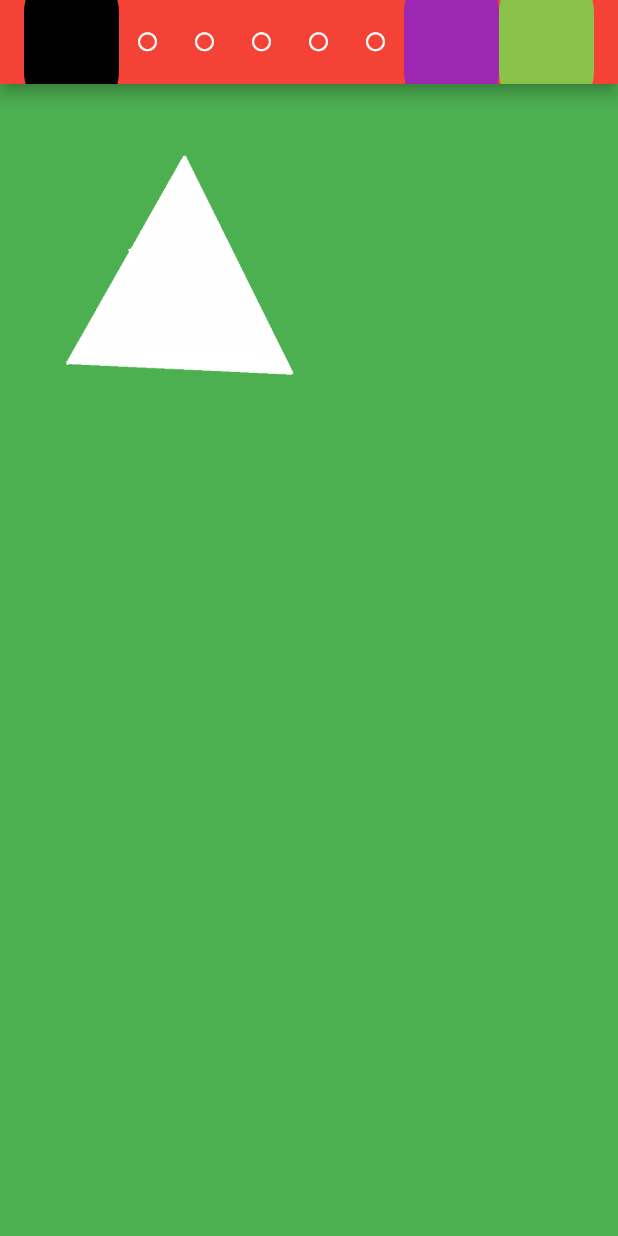
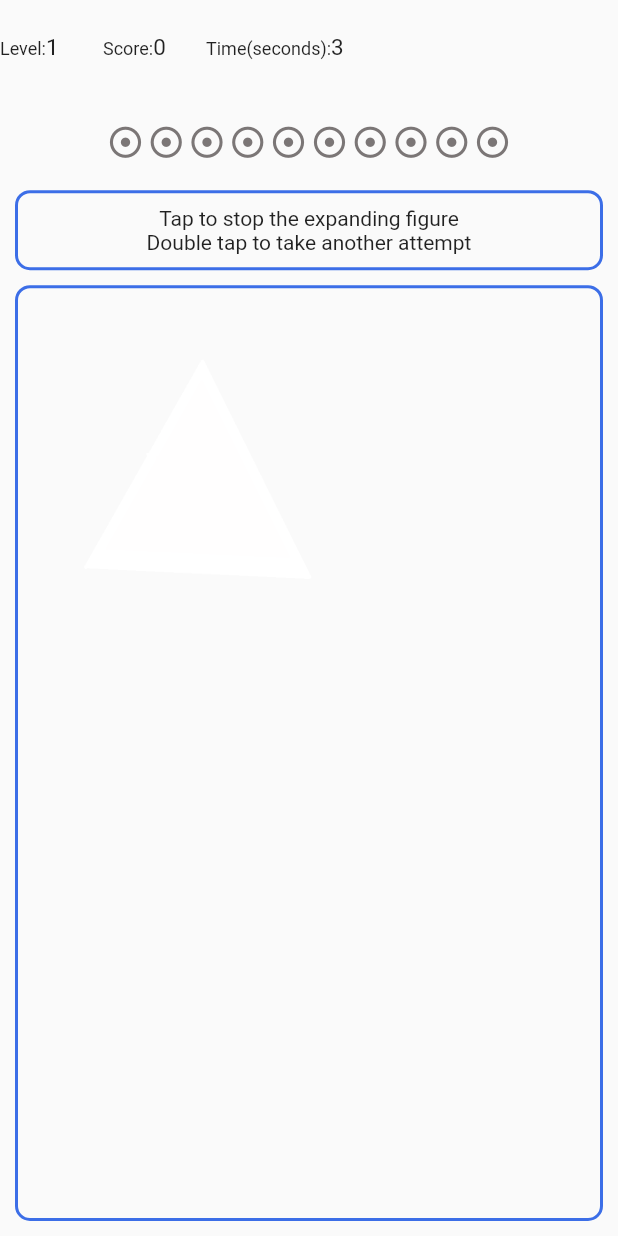
Before and after one commit to pmahala/Fill_The_Shape, a Flutter app: the screen it shows after launch, on a phone screen of 412 x 824 dp. Run offline on Flutter 3.47's test engine with Material 2 defaults, Android fonts, the phone set to English and light mode, and no system bars.

Commit message:
Incorporated Game into Basic UI

```diff
--- a/lib/ActualGame.dart
+++ b/lib/ActualGame.dart
@@ -87,11 +87,11 @@ class _ActualGameState extends State<ActualGame>
         });
       },
       onDoubleTap: () {
-        if (_attempts < 4 && !_animationController.isAnimating) {
+        if (_attempts < 9 && !_animationController.isAnimating) {
           _attempts++;
           setState(() {
-            _top = 450 * Random().nextDouble();
-            _left = 170 * Random().nextDouble();
+            _top = (350 * Random().nextDouble()) - 50; //(-50, 300)
+            _left = (250 * Random().nextDouble()) - 50; //(-50, 200)
             currentImage = 1 + Random().nextInt(3);
           });
           _animationController.reset();
--- a/lib/AppBarSection.dart
+++ /dev/null
@@ -1,19 +0,0 @@
-import 'package:flutter/material.dart';
-
-class AppBarSection extends StatelessWidget {
-  final Widget appBarSecChild;
-  final Color color;
-
-  AppBarSection({this.appBarSecChild, this.color});
-  @override
-  Widget build(BuildContext context) {
-    return Container(
-      child: appBarSecChild,
-      margin: EdgeInsets.all(0),
-      decoration: BoxDecoration(
-        color: this.color,
-        borderRadius: BorderRadius.circular(30.0),
-      ),
-    );
-  }
-}
--- /dev/null
+++ b/lib/BorderedBoxArea.dart
@@ -0,0 +1,22 @@
+import 'package:flutter/material.dart';
+
+class BorderedBoxArea extends StatelessWidget {
+  final Widget borderBoxChild;
+
+  BorderedBoxArea({this.borderBoxChild});
+
+  @override
+  Widget build(BuildContext context) {
+    return Container(
+      margin: EdgeInsets.only(left: 10, right: 10, bottom: 10),
+      decoration: BoxDecoration(
+        border: Border.all(
+          color: Color(0xFF3C6EE7),
+          width: 2,
+        ),
+        borderRadius: BorderRadius.circular(10),
+      ),
+      child: borderBoxChild,
+    );
+  }
+}
--- /dev/null
+++ b/lib/Field.dart
@@ -0,0 +1,33 @@
+import 'package:flutter/material.dart';
+
+class Field extends StatelessWidget {
+  final String label;
+  final String value;
+  final TextAlign textAlign;
+
+  Field({@required this.label, @required this.value, @required this.textAlign});
+
+  @override
+  Widget build(BuildContext context) {
+    return Container(
+      padding: EdgeInsets.only(right: 10),
+      alignment: Alignment.center,
+      child: Row(
+        crossAxisAlignment: CrossAxisAlignment.baseline,
+        textBaseline: TextBaseline.alphabetic,
+        children: <Widget>[
+          Text(
+            label,
+            style: TextStyle(fontSize: 12),
+            textAlign: textAlign,
+          ),
+          Text(
+            value,
+            style: TextStyle(fontSize: 15),
+            textAlign: textAlign,
+          ),
+        ],
+      ),
+    );
+  }
+}
--- a/lib/GamePage.dart
+++ b/lib/GamePage.dart
@@ -1,37 +1,79 @@
-import 'package:fill_the_shape/ActualGame.dart';
-import 'package:fill_the_shape/AppBarSection.dart';
+import 'package:flutter/cupertino.dart';
 import 'package:flutter/material.dart';
-import 'AppBarSection.dart';
+import 'package:flutter/widgets.dart';
+import 'ActualGame.dart';
+import 'package:fill_the_shape/BorderedBoxArea.dart';
+import 'Field.dart';
 
 List<Widget> initial = [
   Expanded(
     child: Icon(
-      Icons.brightness_1_outlined,
-      size: 15.0,
+      Icons.adjust_outlined,
+      color: Color(0xFF7B7676),
+      size: 25.0,
     ),
   ),
   Expanded(
     child: Icon(
-      Icons.brightness_1_outlined,
-      size: 15.0,
+      Icons.adjust_outlined,
+      color: Color(0xFF7B7676),
+      size: 25.0,
     ),
   ),
   Expanded(
     child: Icon(
-      Icons.brightness_1_outlined,
-      size: 15.0,
+      Icons.adjust_outlined,
+      color: Color(0xFF7B7676),
+      size: 25.0,
     ),
   ),
   Expanded(
     child: Icon(
-      Icons.brightness_1_outlined,
-      size: 15.0,
+      Icons.adjust_outlined,
+      color: Color(0xFF7B7676),
+      size: 25.0,
     ),
   ),
   Expanded(
     child: Icon(
-      Icons.brightness_1_outlined,
-      size: 15.0,
+      Icons.adjust_outlined,
+      color: Color(0xFF7B7676),
+      size: 25.0,
+    ),
+  ),
+  Expanded(
+    child: Icon(
+      Icons.adjust_outlined,
+      color: Color(0xFF7B7676),
+      size: 25.0,
+    ),
+  ),
+  Expanded(
+    child: Icon(
+      Icons.adjust_outlined,
+      color: Color(0xFF7B7676),
+      size: 25.0,
+    ),
+  ),
+  Expanded(
+    child: Icon(
+      Icons.adjust_outlined,
+      color: Color(0xFF7B7676),
+      size: 25.0,
+    ),
+  ),
+  Expanded(
+    child: Icon(
+      Icons.adjust_outlined,
+      color: Color(0xFF7B7676),
+      size: 25.0,
+    ),
+  ),
+  Expanded(
+    child: Icon(
+      Icons.adjust_outlined,
+      color: Color(0xFF7B7676),
+      size: 25.0,
     ),
   ),
 ];
@@ -46,44 +88,65 @@ class _GamePageState extends State<GamePage> {
 
   @override
   Widget build(BuildContext context) {
-    return Scaffold(
-      appBar: AppBar(
-        title: Container(
-          height: 100,
-          margin: EdgeInsets.all(0),
-          padding: EdgeInsets.all(0),
-          child: Row(
+    return SafeArea(
+      child: Scaffold(
+        body: Column(
+          crossAxisAlignment: CrossAxisAlignment.stretch,
+          mainAxisAlignment: MainAxisAlignment.spaceBetween,
           children: <Widget>[
             Expanded(
-                child: AppBarSection(
-                  color: Colors.black,
+              child: Row(
+                children: [
+                  Expanded(
+                    child: Field(
+                      label: 'Level:',
+                      value: '1',
+                      textAlign: TextAlign.left,
                     ),
                   ),
                   Expanded(
-                flex: 3,
-                child: AppBarSection(
-                  color: Colors.red,
-                  appBarSecChild: Row(
-                    mainAxisAlignment: MainAxisAlignment.start,
-                    children: widgetList,
-                  ),
+                    child: Field(
+                      label: 'Score:',
+                      value: '0',
+                      textAlign: TextAlign.left,
                     ),
                   ),
                   Expanded(
-                child: AppBarSection(
-                  color: Colors.purple,
-                ),
-              ),
-              Expanded(
-                child: AppBarSection(
-                  color: Colors.lightGreen,
+                    flex: 4,
+                    child: Field(
+                      label: 'Time(seconds):',
+                      value: '3',
+                      textAlign: TextAlign.right,
                     ),
                   ),
                 ],
               ),
             ),
+            Expanded(
+              child: Container(
+                padding: EdgeInsets.only(left: 70, right: 70),
+                child: Row(
+                  mainAxisAlignment: MainAxisAlignment.spaceEvenly,
+                  children: initial,
                 ),
-      body: ActualGame(onClick: (val, val2) {
+              ),
+            ),
+            Expanded(
+              child: BorderedBoxArea(
+                borderBoxChild: Column(
+                  mainAxisAlignment: MainAxisAlignment.center,
+                  children: <Widget>[
+                    Text('Tap to stop the expanding figure'),
+                    Text('Double tap to take another attempt'),
+                  ],
+                ),
+              ),
+            ),
+            Expanded(
+              flex: 10,
+              child: BorderedBoxArea(
+                borderBoxChild: ActualGame(
+                  onClick: (val, val2) {
                     if (val == true) {
                       print('Size Matched!!');
                     } else {
@@ -91,28 +154,38 @@ class _GamePageState extends State<GamePage> {
                     }
                     print(val2);
 
-        setState(() {
+                    setState(
+                      () {
                         widgetList = initial;
                         for (int i = 0; i < val2.length; i++) {
                           if (val2[i]) {
                             widgetList[i] = Expanded(
                               child: Icon(
                                 Icons.check_circle,
-                  size: 15.0,
+                                size: 25.0,
+                                color: Colors.green,
                               ),
                             );
                           } else if (!val2[i]) {
                             widgetList[i] = Expanded(
                               child: Icon(
                                 Icons.cancel_rounded,
-                  size: 15.0,
+                                size: 25.0,
+                                color: Colors.red,
                               ),
                             );
                           }
                         }
-        });
+                      },
+                    );
                     //widgetList = [];
-      }),
+                  },
+                ),
+              ),
+            ),
+          ],
+        ),
+      ),
     );
   }
 }
--- a/lib/main.dart
+++ b/lib/main.dart
@@ -10,8 +10,8 @@ class MyApp extends StatelessWidget {
     return MaterialApp(
       home: GamePage(),
       theme: ThemeData.light().copyWith(
-        scaffoldBackgroundColor: Colors.green,
-        primaryColor: Colors.red,
+        primaryColor: Colors.white,
+        backgroundColor: Colors.white,
       ),
     );
   }
```
Lines whose indentation alone changed are shown as unchanged.
